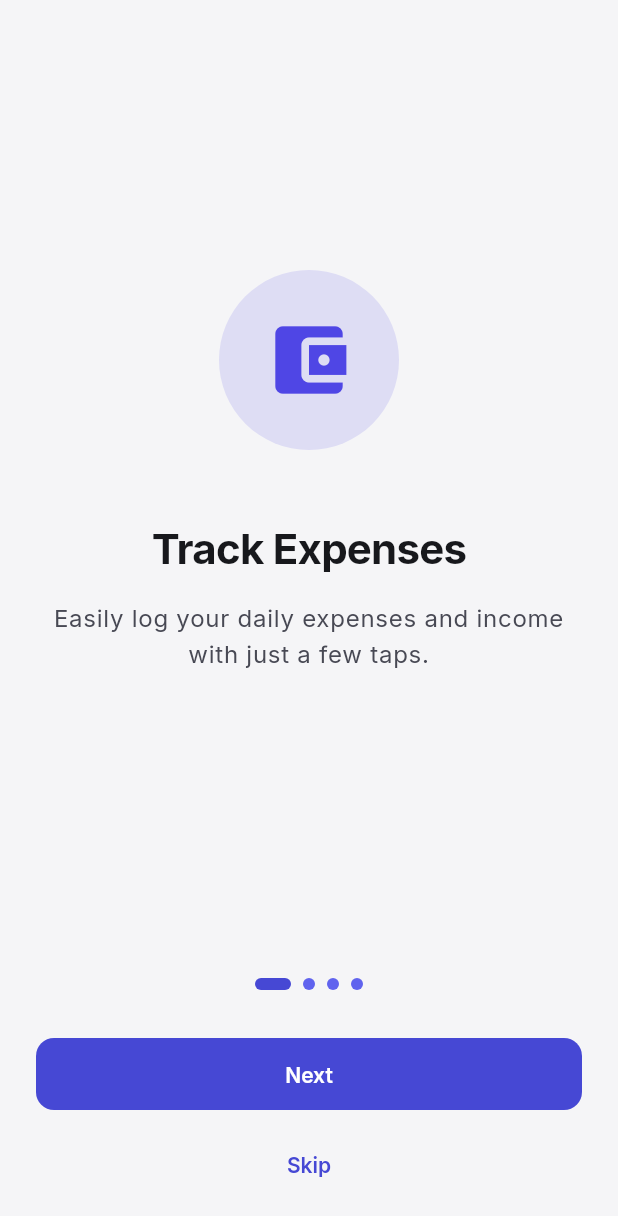
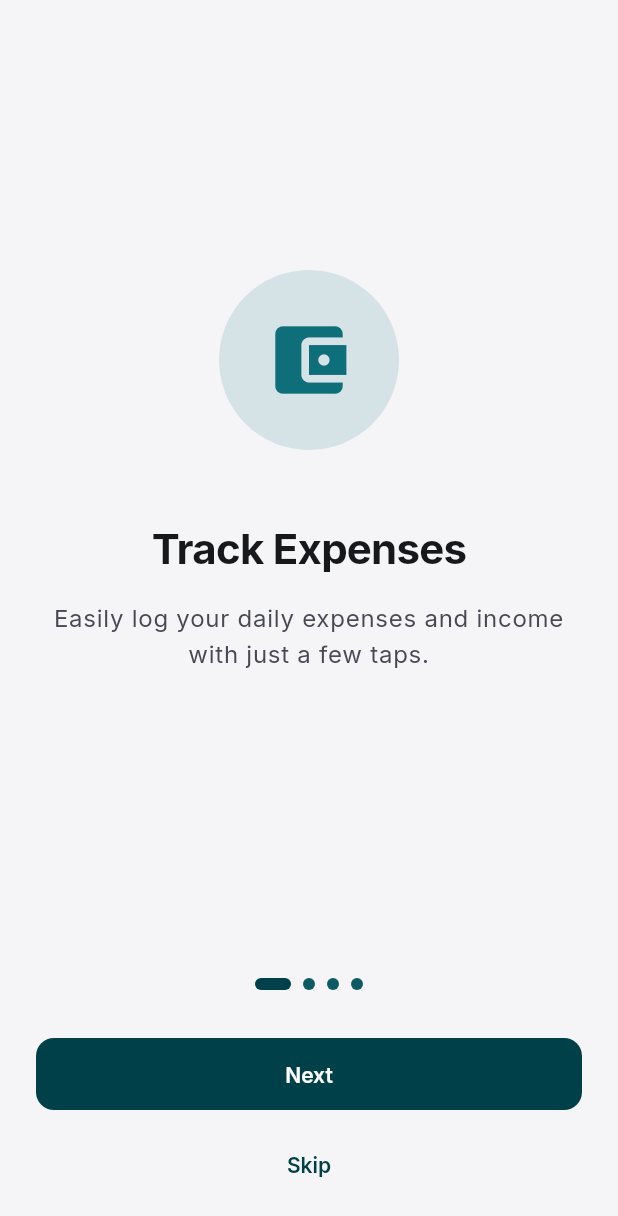
Before and after one commit to aslammhdms/SpendApp, a Flutter app: the screen it shows after launch, on a phone screen of 412 x 824 dp. Shown: the top 1216 px of the screen. Run offline on Flutter 3.47's test engine with Material 3 defaults, Android fonts, the phone set to English and light mode, and no system bars; our stand-ins replace connectivity_plus, fl_chart, flutter_local_notifications, flutter_riverpod, flutter_secure_storage, flutter_slidable and 7 more; missing offline and left inert: googleapis; accounts and stored records are empty; generated files the repository leaves out were written again.

Commit message:
Change the brand colour from indigo to deep teal
The seed colour is now #0E5A64, with matching selection and transfer
tints. The Home summary card is one flat colour: the gradient and its
soft highlights are gone. Teal leads the chart colours and indigo moves
to the last slot. The launcher icon, notification tint, Play Store icon,
feature graphic and screenshots follow. Green, red and amber keep their
meanings.

```diff
--- a/lib/core/theme/app_color_schemes.dart
+++ b/lib/core/theme/app_color_schemes.dart
@@ -4,11 +4,11 @@ import 'package:flutter/material.dart';
 ///
 /// Accent roles (primary, secondary, tertiary, error) are generated from
 /// one brand seed with the fidelity variant, which keeps the seed's
-/// saturation: primary is a rich indigo (#4648D4 light, #C0C1FF dark).
+/// saturation: primary is a deep teal.
 ///
 /// Surfaces are set by hand to near-neutral greys. Seeded surfaces carry
 /// the brand hue, which made the page, cards, fields and bars all tints of
-/// the same lavender; with neutral surfaces indigo is left for what it
+/// the same lavender; with neutral surfaces teal is left for what it
 /// should mark: primary actions, selection and the hero.
 ///
 /// Use surfaces by depth:
@@ -20,9 +20,9 @@ import 'package:flutter/material.dart';
 ///   surfaceContainerLowest   deepest well in dark mode; white in light
 ///
 /// secondaryContainer / onSecondaryContainer are the selection colors
-/// (navigation indicator, selected chips and segments): an indigo tint.
+/// (navigation indicator, selected chips and segments): a teal tint.
 abstract final class AppColorSchemes {
-  static const Color seed = Color(0xFF6366F1);
+  static const Color seed = Color(0xFF0E5A64);
 
   static final ColorScheme light = ColorScheme.fromSeed(
     seedColor: seed,
@@ -40,8 +40,8 @@ abstract final class AppColorSchemes {
     onSurfaceVariant: const Color(0xFF484954),
     outline: const Color(0xFF767783),
     outlineVariant: const Color(0xFFC9CAD3),
-    secondaryContainer: const Color(0xFFE3E4FF),
-    onSecondaryContainer: const Color(0xFF2F31B0),
+    secondaryContainer: const Color(0xFFD3ECEF),
+    onSecondaryContainer: const Color(0xFF0A3F47),
     inverseSurface: const Color(0xFF2B2C33),
     onInverseSurface: const Color(0xFFF1F1F5),
   );
@@ -63,8 +63,8 @@ abstract final class AppColorSchemes {
     onSurfaceVariant: const Color(0xFFC4C5CF),
     outline: const Color(0xFF8E8F9A),
     outlineVariant: const Color(0xFF43444D),
-    secondaryContainer: const Color(0xFF2E3070),
-    onSecondaryContainer: const Color(0xFFD9DAFF),
+    secondaryContainer: const Color(0xFF103E45),
+    onSecondaryContainer: const Color(0xFFC6EEF2),
     inverseSurface: const Color(0xFFE5E5EA),
     onInverseSurface: const Color(0xFF2B2C33),
   );
--- a/lib/core/theme/app_palette.dart
+++ b/lib/core/theme/app_palette.dart
@@ -33,7 +33,7 @@ class AppPalette extends ThemeExtension<AppPalette> {
     required this.glassBarTint,
     required this.glassSheetTint,
     required this.glassBorder,
-    required this.heroGradient,
+    required this.hero,
     required this.heroGlow,
     required this.heroShade,
     required this.onHero,
@@ -92,24 +92,22 @@ class AppPalette extends ThemeExtension<AppPalette> {
   final Color glassBorder;
 
   /// The Home hero card: the one place the brand color fills a surface.
-  /// A diagonal gradient (top left to bottom right) with a soft highlight.
-  /// [onHero] and [onHeroMuted] meet AA (4.5:1) on every part of it,
-  /// highlight included. The same in light and dark mode.
-  final List<Color> heroGradient;
+  /// One flat color. [onHero] and [onHeroMuted] meet AA (4.5:1) on it,
+  /// with [heroGlow] over it too. The same in light and dark mode.
+  final Color hero;
 
-  /// Decoration on the hero: [heroGlow] lightens (the contrast figures
-  /// allow for one layer of it, so glows must not overlap); [heroShade]
-  /// darkens, which only helps contrast.
+  /// The month chip on the hero: [heroShade] darkens its fill, which only
+  /// helps contrast; [heroGlow] is its hairline.
   final Color heroGlow;
   final Color heroShade;
   final Color onHero;
   final Color onHeroMuted;
   final Color heroShadow;
 
-  static const _heroGradient = [Color(0xFF474AD8), Color(0xFF2E2B9C)];
+  static const _hero = Color(0xFF0D4F58);
   static const _heroGlow = Color(0x14FFFFFF);
   static const _onHero = Color(0xFFFFFFFF);
-  static const _onHeroMuted = Color(0xFFECEDFF);
+  static const _onHeroMuted = Color(0xFFE6F2F3);
   static const _heroShade = Color(0x14000000);
 
   static AppPalette light(ColorScheme scheme) => AppPalette(
@@ -120,8 +118,8 @@ class AppPalette extends ThemeExtension<AppPalette> {
         expenseContainer: const Color(0xFFFEE2E2),
         onExpenseContainer: const Color(0xFF991B1B),
         transfer: scheme.primary,
-        transferContainer: const Color(0xFFE0E7FF),
-        onTransferContainer: const Color(0xFF3730A3),
+        transferContainer: const Color(0xFFD3ECEF),
+        onTransferContainer: const Color(0xFF0A3F47),
         loan: const Color(0xFF6D28D9),
         loanContainer: const Color(0xFFEDE9FE),
         onLoanContainer: const Color(0xFF5B21B6),
@@ -129,14 +127,14 @@ class AppPalette extends ThemeExtension<AppPalette> {
         budgetWarning: const Color(0xFFA14A07),
         budgetDanger: const Color(0xFFB91C1C),
         chart: const [
-          Color(0xFF4F46E5), // indigo
-          Color(0xFF0F766E), // teal
+          Color(0xFF0E6E7A), // brand teal
           Color(0xFFB45309), // amber
           Color(0xFFE11D48), // rose
           Color(0xFF0284C7), // sky
           Color(0xFF7C3AED), // violet
           Color(0xFF4D7C0F), // lime
           Color(0xFFC026D3), // fuchsia
+          Color(0xFF4F46E5), // indigo
         ],
         chartOther: const Color(0xFF64748B),
         raisedSurface: scheme.surfaceContainerLowest,
@@ -145,12 +143,12 @@ class AppPalette extends ThemeExtension<AppPalette> {
         glassBarTint: const Color(0xFFFFFFFF),
         glassSheetTint: const Color(0xFFFFFFFF),
         glassBorder: const Color(0x1F17181C),
-        heroGradient: _heroGradient,
+        hero: _hero,
         heroGlow: _heroGlow,
         heroShade: _heroShade,
         onHero: _onHero,
         onHeroMuted: _onHeroMuted,
-        heroShadow: const Color(0x524648D4),
+        heroShadow: const Color(0x4D0D4F58),
       );
 
   static AppPalette dark(ColorScheme scheme) => AppPalette(
@@ -161,8 +159,8 @@ class AppPalette extends ThemeExtension<AppPalette> {
         expenseContainer: const Color(0xFF7F1D1D),
         onExpenseContainer: const Color(0xFFFECACA),
         transfer: scheme.primary,
-        transferContainer: const Color(0xFF312E81),
-        onTransferContainer: const Color(0xFFC7D2FE),
+        transferContainer: const Color(0xFF103E45),
+        onTransferContainer: const Color(0xFFC6EEF2),
         loan: const Color(0xFFC4B5FD),
         loanContainer: const Color(0xFF4C1D95),
         onLoanContainer: const Color(0xFFDDD6FE),
@@ -170,14 +168,14 @@ class AppPalette extends ThemeExtension<AppPalette> {
         budgetWarning: const Color(0xFFFBBF24),
         budgetDanger: const Color(0xFFF87171),
         chart: const [
-          Color(0xFF818CF8), // indigo
-          Color(0xFF2DD4BF), // teal
+          Color(0xFF5CC8D6), // brand teal
           Color(0xFFFBBF24), // amber
           Color(0xFFFB7185), // rose
           Color(0xFF38BDF8), // sky
           Color(0xFFA78BFA), // violet
           Color(0xFFA3E635), // lime
           Color(0xFFE879F9), // fuchsia
+          Color(0xFF818CF8), // indigo
         ],
         chartOther: const Color(0xFF64748B),
         raisedSurface: scheme.surfaceContainerHigh,
@@ -186,7 +184,7 @@ class AppPalette extends ThemeExtension<AppPalette> {
         glassBarTint: const Color(0xFF17181D),
         glassSheetTint: const Color(0xFF1C1D23),
         glassBorder: const Color(0x1FFFFFFF),
-        heroGradient: _heroGradient,
+        hero: _hero,
         heroGlow: _heroGlow,
         heroShade: _heroShade,
         onHero: _onHero,
@@ -230,7 +228,7 @@ class AppPalette extends ThemeExtension<AppPalette> {
     Color? glassBarTint,
     Color? glassSheetTint,
     Color? glassBorder,
-    List<Color>? heroGradient,
+    Color? hero,
     Color? heroGlow,
     Color? heroShade,
     Color? onHero,
@@ -261,7 +259,7 @@ class AppPalette extends ThemeExtension<AppPalette> {
       glassBarTint: glassBarTint ?? this.glassBarTint,
       glassSheetTint: glassSheetTint ?? this.glassSheetTint,
       glassBorder: glassBorder ?? this.glassBorder,
-      heroGradient: heroGradient ?? this.heroGradient,
+      hero: hero ?? this.hero,
       heroGlow: heroGlow ?? this.heroGlow,
       heroShade: heroShade ?? this.heroShade,
       onHero: onHero ?? this.onHero,
@@ -301,10 +299,7 @@ class AppPalette extends ThemeExtension<AppPalette> {
       glassBarTint: c(glassBarTint, other.glassBarTint),
       glassSheetTint: c(glassSheetTint, other.glassSheetTint),
       glassBorder: c(glassBorder, other.glassBorder),
-      heroGradient: [
-        for (var i = 0; i < heroGradient.length; i++)
-          c(heroGradient[i], other.heroGradient[i % other.heroGradient.length]),
-      ],
+      hero: c(hero, other.hero),
       heroGlow: c(heroGlow, other.heroGlow),
       heroShade: c(heroShade, other.heroShade),
       onHero: c(onHero, other.onHero),
--- a/lib/features/home/widgets/spending_trend_chart.dart
+++ b/lib/features/home/widgets/spending_trend_chart.dart
@@ -166,7 +166,7 @@ class SpendingTrendChart extends StatelessWidget {
                                   toY: amount,
                                   color: isToday
                                       ? scheme.primary
-                                      : scheme.primary.withValues(alpha: 0.32),
+                                      : scheme.primary.withValues(alpha: 0.45),
                                   width: 22,
                                   borderRadius: const BorderRadius.vertical(
                                     top: Radius.circular(Radii.sm),
```
Also changed, not shown: lib/features/home/widgets/monthly_summary_card.dart (+3 -44 lines), docs/play-store/feature-graphic.png, docs/play-store/icon-512.png, 17 other files.
